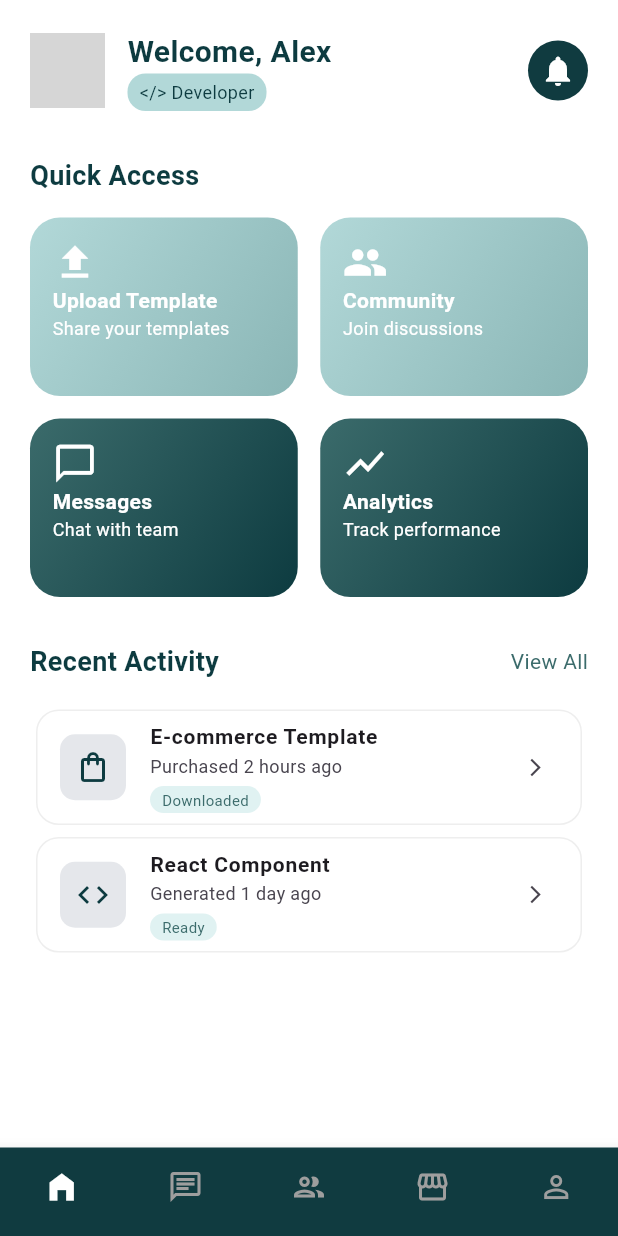
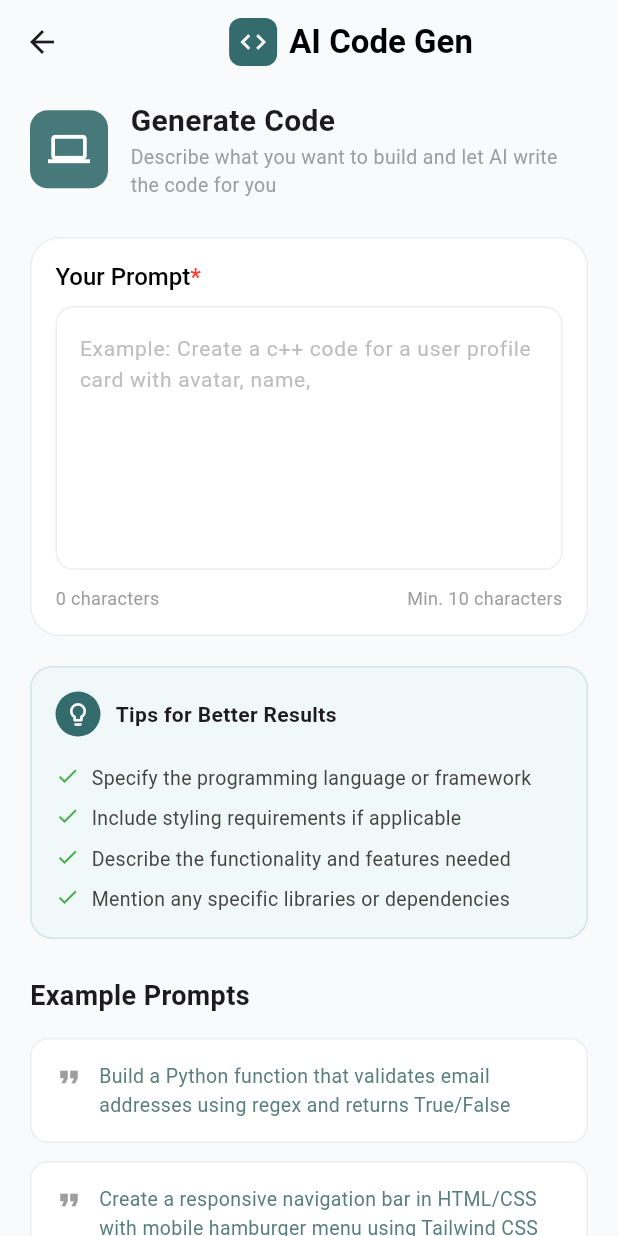
Before and after one commit to Ahmed-fadel1/Thalorix, a Flutter app: the screen it shows after launch, on a phone screen of 412 x 824 dp. Run offline on Flutter 3.47's test engine with Material 3 defaults, Android fonts, the phone set to English and light mode, and no system bars; our stand-ins replace flutter_svg, smooth_page_indicator; grey boxes are pictures that could not be loaded.

Commit message:
added 2 code generation pages home , progress

```diff
--- /dev/null
+++ b/lib/Features/code_generation/presentation/code_generation_view.dart
@@ -0,0 +1,180 @@
+import 'package:flutter/material.dart';
+import 'package:thalorix_app/Features/code_generation/presentation/widgets/build_header.dart';
+import 'package:thalorix_app/Features/code_generation/presentation/widgets/build_prompt_input.dart';
+import 'package:thalorix_app/Features/code_generation/presentation/widgets/build_tips_section.dart';
+import 'package:thalorix_app/core/utils/router/app_router.dart';
+
+class CodeGenerationView extends StatelessWidget {
+  const CodeGenerationView({super.key});
+
+  @override
+  Widget build(BuildContext context) {
+    return Scaffold(
+      backgroundColor: const Color(0xFFF8FAFB),
+      appBar: AppBar(
+        backgroundColor: Colors.transparent,
+        elevation: 0,
+        title: Row(
+          mainAxisAlignment: MainAxisAlignment.center,
+          children: [
+            Container(
+              padding: const EdgeInsets.all(6),
+              decoration: BoxDecoration(
+                color: const Color(0xFF346B6D),
+                borderRadius: BorderRadius.circular(8),
+              ),
+              child: const Icon(Icons.code, color: Colors.white, size: 20),
+            ),
+            const SizedBox(width: 8),
+            const Text(
+              "AI Code Gen",
+              style: TextStyle(
+                color: Colors.black,
+                fontWeight: FontWeight.bold,
+              ),
+            ),
+          ],
+        ),
+      ),
+      body: SingleChildScrollView(
+        padding: const EdgeInsets.symmetric(horizontal: 20, vertical: 10),
+        child: Column(
+          crossAxisAlignment: CrossAxisAlignment.start,
+          children: [
+            BuildHeader(),
+            const SizedBox(height: 25),
+            BuildPromptInput(),
+            const SizedBox(height: 20),
+            BuildTipsSection(),
+            const SizedBox(height: 25),
+            const Text(
+              "Example Prompts",
+              style: TextStyle(fontSize: 18, fontWeight: FontWeight.bold),
+            ),
+            const SizedBox(height: 15),
+            _buildExampleCard(
+              "Build a Python function that validates email addresses using regex and returns True/False",
+            ),
+            _buildExampleCard(
+              "Create a responsive navigation bar in HTML/CSS with mobile hamburger menu using Tailwind CSS",
+            ),
+            _buildExampleCard(
+              "Write a JavaScript function to sort an array of objects by date property in ascending order",
+            ),
+            const SizedBox(height: 30),
+            _buildGenerateButton(context),
+            const SizedBox(height: 15),
+            _buildSecurityNote(),
+            const SizedBox(height: 30),
+            _buildStatisticsRow(),
+            const SizedBox(height: 40),
+          ],
+        ),
+      ),
+    );
+  }
+
+  Widget _buildExampleCard(String text) {
+    return Container(
+      margin: const EdgeInsets.only(bottom: 12),
+      padding: const EdgeInsets.all(15),
+      decoration: BoxDecoration(
+        color: Colors.white,
+        borderRadius: BorderRadius.circular(12),
+        border: Border.all(color: Colors.grey.shade200),
+      ),
+      child: Row(
+        crossAxisAlignment: CrossAxisAlignment.start,
+        children: [
+          const Icon(Icons.format_quote, color: Colors.grey, size: 20),
+          const SizedBox(width: 10),
+          Expanded(
+            child: Text(
+              text,
+              style: const TextStyle(color: Color(0xFF587E80), fontSize: 13),
+            ),
+          ),
+        ],
+      ),
+    );
+  }
+
+  Widget _buildGenerateButton(BuildContext context) {
+    return SizedBox(
+      width: double.infinity,
+      height: 55,
+      child: ElevatedButton.icon(
+        onPressed: () {
+          Navigator.pushNamed(context, Routes.codeGenerateprogress);
+        },
+        icon: const Icon(Icons.auto_awesome_motion, size: 20),
+        label: const Text(
+          "Generate Code",
+          style: TextStyle(fontSize: 16, fontWeight: FontWeight.bold),
+        ),
+        style: ElevatedButton.styleFrom(
+          backgroundColor: const Color(0xFF346B6D),
+          foregroundColor: Colors.white,
+          shape: RoundedRectangleBorder(
+            borderRadius: BorderRadius.circular(12),
+          ),
+        ),
+      ),
+    );
+  }
+
+  Widget _buildSecurityNote() {
+    return const Row(
+      mainAxisAlignment: MainAxisAlignment.center,
+      children: [
+        Icon(Icons.shield_outlined, size: 16, color: Colors.grey),
+        SizedBox(width: 5),
+        Text(
+          "Your code will be generated securely",
+          style: TextStyle(color: Colors.grey, fontSize: 12),
+        ),
+      ],
+    );
+  }
+
+  Widget _buildStatisticsRow() {
+    return Row(
+      mainAxisAlignment: MainAxisAlignment.spaceBetween,
+      children: [
+        _buildStatCard("24", "Generated"),
+        _buildStatCard("18", "Successful"),
+        _buildStatCard("75%", "Success Rate", isPercentage: true),
+      ],
+    );
+  }
+
+  Widget _buildStatCard(
+    String value,
+    String label, {
+    bool isPercentage = false,
+  }) {
+    return Container(
+      width: 110,
+      padding: const EdgeInsets.symmetric(vertical: 15),
+      decoration: BoxDecoration(
+        color: Colors.white,
+        borderRadius: BorderRadius.circular(15),
+        border: Border.all(color: Colors.grey.shade200),
+      ),
+      child: Column(
+        children: [
+          Text(
+            value,
+            style: TextStyle(
+              fontSize: 22,
+              fontWeight: FontWeight.bold,
+              color: isPercentage ? const Color(0xFF90B9BD) : Colors.black,
+            ),
+          ),
+          const SizedBox(height: 5),
+          Text(label, style: const TextStyle(fontSize: 12, color: Colors.grey)),
+        ],
+      ),
+    );
+  }
+}
--- /dev/null
+++ b/lib/Features/code_generation/presentation/widgets/build_header.dart
@@ -0,0 +1,35 @@
+import 'package:flutter/material.dart';
+
+class BuildHeader extends StatelessWidget {
+  const BuildHeader({super.key});
+
+  @override
+  Widget build(BuildContext context) {
+    return Row(
+      children: [
+        Container(
+          padding: const EdgeInsets.all(12),
+          decoration: BoxDecoration(
+            color: const Color(0xFF346B6D).withOpacity(0.9),
+            borderRadius: BorderRadius.circular(12),
+          ),
+          child: const Icon(Icons.computer, color: Colors.white, size: 28),
+        ),
+        const SizedBox(width: 15),
+        const Column(
+          crossAxisAlignment: CrossAxisAlignment.start,
+          children: [
+            Text(
+              "Generate Code",
+              style: TextStyle(fontSize: 20, fontWeight: FontWeight.bold),
+            ),
+            Text(
+              "Describe what you want to build and let AI write\nthe code for you",
+              style: TextStyle(color: Colors.grey, fontSize: 13),
+            ),
+          ],
+        ),
+      ],
+    );
+  }
+}
--- /dev/null
+++ b/lib/Features/code_generation/presentation/widgets/build_prompt_input.dart
@@ -0,0 +1,72 @@
+import 'package:flutter/material.dart';
+
+class BuildPromptInput extends StatelessWidget {
+  const BuildPromptInput({super.key});
+
+  @override
+  Widget build(BuildContext context) {
+    return Container(
+      padding: const EdgeInsets.all(16),
+      decoration: BoxDecoration(
+        color: Colors.white,
+        borderRadius: BorderRadius.circular(20),
+        border: Border.all(color: Colors.grey.shade200),
+      ),
+      child: Column(
+        crossAxisAlignment: CrossAxisAlignment.start,
+        children: [
+          RichText(
+            text: const TextSpan(
+              text: 'Your Prompt',
+              style: TextStyle(
+                color: Colors.black,
+                fontSize: 16,
+                fontWeight: FontWeight.w500,
+              ),
+              children: [
+                TextSpan(
+                  text: '*',
+                  style: TextStyle(color: Colors.red),
+                ),
+              ],
+            ),
+          ),
+          const SizedBox(height: 10),
+          TextField(
+            maxLines: 6,
+            decoration: InputDecoration(
+              hintText:
+                  "Example: Create a c++ code for a user profile card with avatar, name,",
+              hintStyle: TextStyle(color: Colors.grey.shade400, fontSize: 14),
+              filled: true,
+              fillColor: Colors.white,
+              border: OutlineInputBorder(
+                borderRadius: BorderRadius.circular(12),
+                borderSide: BorderSide(color: Colors.grey.shade200),
+              ),
+              enabledBorder: OutlineInputBorder(
+                borderRadius: BorderRadius.circular(12),
+                borderSide: BorderSide(color: Colors.grey.shade200),
+              ),
+            ),
+          ),
+          const SizedBox(height: 10),
+          const Row(
+            mainAxisAlignment: MainAxisAlignment.spaceBetween,
+            children: [
+              Text(
+                "0 characters",
+                style: TextStyle(color: Colors.grey, fontSize: 12),
+              ),
+              Text(
+                "Min. 10 characters",
+                style: TextStyle(color: Colors.grey, fontSize: 12),
+              ),
+            ],
+          ),
+        ],
+      ),
+    );
+    ;
+  }
+}
--- /dev/null
+++ b/lib/Features/code_generation/presentation/widgets/build_tips_section.dart
@@ -0,0 +1,48 @@
+import 'package:flutter/material.dart';
+import 'package:thalorix_app/Features/code_generation/presentation/widgets/tip_item.dart';
+
+class BuildTipsSection extends StatelessWidget {
+  const BuildTipsSection({super.key});
+
+  @override
+  Widget build(BuildContext context) {
+    return Container(
+      padding: const EdgeInsets.all(16),
+      decoration: BoxDecoration(
+        color: const Color(0xFFF1F8F9),
+        borderRadius: BorderRadius.circular(15),
+        border: Border.all(color: const Color(0xFFD1E5E7)),
+      ),
+      child: Column(
+        children: [
+          Row(
+            children: [
+              Container(
+                padding: const EdgeInsets.all(6),
+                decoration: const BoxDecoration(
+                  color: Color(0xFF346B6D),
+                  shape: BoxShape.circle,
+                ),
+                child: const Icon(
+                  Icons.lightbulb_outline,
+                  color: Colors.white,
+                  size: 18,
+                ),
+              ),
+              const SizedBox(width: 10),
+              const Text(
+                "Tips for Better Results",
+                style: TextStyle(fontWeight: FontWeight.bold),
+              ),
+            ],
+          ),
+          const SizedBox(height: 10),
+          TipItem(text: "Specify the programming language or framework"),
+          TipItem(text: "Include styling requirements if applicable"),
+          TipItem(text: "Describe the functionality and features needed"),
+          TipItem(text: "Mention any specific libraries or dependencies"),
+        ],
+      ),
+    );
+  }
+}
--- /dev/null
+++ b/lib/Features/code_generation/presentation/widgets/tip_item.dart
@@ -0,0 +1,26 @@
+import 'package:flutter/material.dart';
+
+class TipItem extends StatelessWidget {
+  const TipItem({super.key, required this.text});
+  final String text;
+
+  @override
+  Widget build(BuildContext context) {
+    return Padding(
+      padding: const EdgeInsets.only(top: 8),
+      child: Row(
+        crossAxisAlignment: CrossAxisAlignment.start,
+        children: [
+          const Icon(Icons.check, color: Colors.green, size: 16),
+          const SizedBox(width: 8),
+          Expanded(
+            child: Text(
+              text,
+              style: const TextStyle(fontSize: 13, color: Color(0xFF444444)),
+            ),
+          ),
+        ],
+      ),
+    );
+  }
+}
--- a/lib/core/utils/router/app_router.dart
+++ b/lib/core/utils/router/app_router.dart
@@ -3,11 +3,15 @@ import 'package:thalorix_app/Features/auth/presentation/pages/forgot_password/fo
 import 'package:thalorix_app/Features/auth/presentation/pages/login/login_view.dart';
 import 'package:thalorix_app/Features/auth/presentation/pages/SignUp/signup_view.dart';
 import 'package:thalorix_app/Features/auth/presentation/pages/verifiction/Verifiction.dart';
+import 'package:thalorix_app/Features/code_generation/presentation/code_generation_progress_page.dart';
+import 'package:thalorix_app/Features/code_generation/presentation/code_generation_view.dart';
 import 'package:thalorix_app/Features/home/presentation/home_view.dart';
 import 'package:thalorix_app/Features/splash/presentation/splash_view.dart';
 
 class Routes {
   static const String login = '/login';
+  static const String codeGenerate = '/codeGenerate';
+  static const String codeGenerateprogress = '/codeGenerateprogress';
   static const String home = '/home';
   static const String signup = '/signup';
   static const String splash = '/splash';
@@ -30,6 +34,12 @@ class AppRouter {
         return MaterialPageRoute(builder: (_) => const Verifiction());
       case Routes.forgotPassword:
         return MaterialPageRoute(builder: (_) => const ForgetPasswordScreen());
+      case Routes.codeGenerate:
+        return MaterialPageRoute(builder: (_) => const CodeGenerationView());
+      case Routes.codeGenerateprogress:
+        return MaterialPageRoute(
+          builder: (_) => const CodeGenerationProgressPage(),
+        );
       default:
         return MaterialPageRoute(
           builder: (_) => Scaffold(
--- a/lib/main.dart
+++ b/lib/main.dart
@@ -14,7 +14,7 @@ class Thalorix extends StatelessWidget {
   Widget build(BuildContext context) {
     return MaterialApp(
       debugShowCheckedModeBanner: false,
-      initialRoute: Routes.home,
+      initialRoute: Routes.codeGenerate,
       onGenerateRoute: appRouter.generateRoute,
     );
   }
```
Also changed, not shown: lib/Features/code_generation/presentation/code_generation_progress_page.dart (added, +197 -0 lines), lib/Features/code_generation/presentation/widgets/build_status_item.dart (added, +48 -0 lines), 1 other file.
